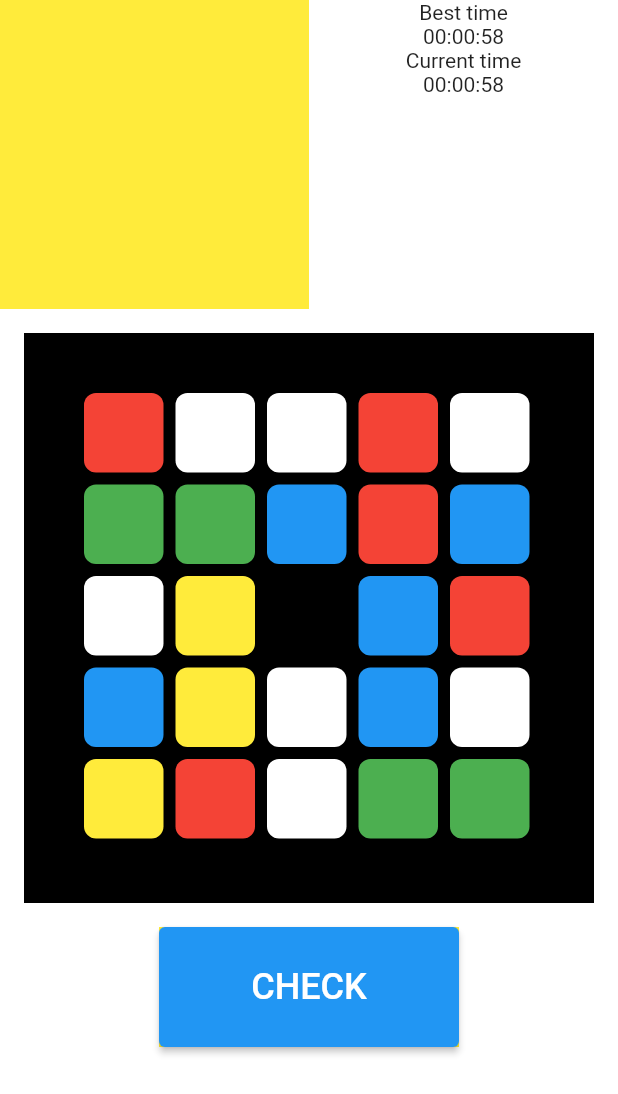
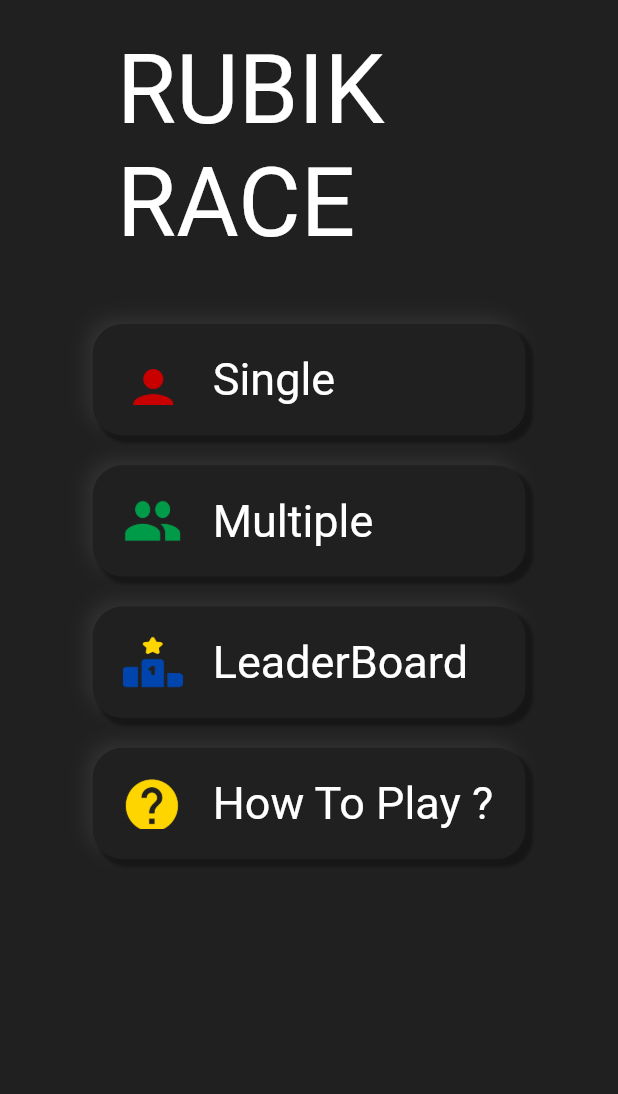
Before and after one commit to lvxduck/rubikRace, a Flutter app: the screen it shows after launch, on a phone screen of 412 x 824 dp. Shown: the top 1094 px of the screen. Run offline on Flutter 3.47's test engine with Material 2 defaults, Android fonts, the light colour scheme and no system bars; Roboto replaces fonts that are missing (Academy Engraved LET).

Commit message:
them screen chon

```diff
--- a/lib/core/constants/palette.dart
+++ b/lib/core/constants/palette.dart
@@ -1,6 +1,10 @@
-
+import 'package:flutter/material.dart';
 import 'dart:ui';
 
+
 class Palette{
-  static const Color primaryColor = Color(0x202020);
+  static const Color primaryColor = Color(0xFF202020);
+  static const Color backgroundColor = Color(0x2B2B2B);
+  static const Color shadowColor = Color(0x696969);
+
 }
--- /dev/null
+++ b/lib/material/button.dart
@@ -0,0 +1,59 @@
+import 'package:flutter/material.dart';
+import 'package:rubik_race/core/constants/palette.dart';
+class Button extends StatelessWidget {
+  const Button({
+    Key key,
+    @required this.size, this.imgUrl, this.textName,
+  }) : super(key: key);
+
+  final Size size;
+  final String imgUrl, textName;
+
+  @override
+  Widget build(BuildContext context) {
+    return Padding(
+      padding: EdgeInsets.only(left: size.width * 0.15),
+      child: Container(
+        width: size.width * 0.7,
+        height: size.height * 0.09,
+        decoration: BoxDecoration(
+            borderRadius: BorderRadius.circular(20),
+            color: Palette.primaryColor,
+            boxShadow: [
+              BoxShadow(
+                blurRadius: 10,
+                color: Color(0x40696969),
+                offset: Offset(-4, -4),
+              ),
+              BoxShadow(
+                blurRadius: 1,
+                spreadRadius: 1,
+                color: Color(0x59000000),
+                offset: Offset(4, 4),
+              )
+            ]
+        ),
+        child: Row(
+          children: [
+            Padding(
+              padding: const EdgeInsets.all(
+                  20),
+              child: Container(
+                width: 40,
+                height: 40,
+                decoration: BoxDecoration(
+                    image: DecorationImage(
+                      image: AssetImage(imgUrl),
+                      fit: BoxFit.cover,
+                    )
+                ),
+              ),
+            ),
+            Text("${textName}",
+              style: TextStyle(fontSize: 30, color: Colors.white),)
+          ],
+        ),
+      ),
+    );
+  }
+}
--- /dev/null
+++ b/lib/material/title_rubik.dart
@@ -0,0 +1,22 @@
+import 'package:flutter/material.dart';
+class TitleRubik extends StatelessWidget {
+  const TitleRubik({
+    Key key,
+  }) : super(key: key);
+
+  @override
+  Widget build(BuildContext context) {
+    return Padding(
+      padding: const EdgeInsets.symmetric(horizontal: 43, vertical: 23),
+      child: RichText(
+        text: TextSpan(
+            children: [
+              TextSpan(
+                  text: "RUBIK \nRACE", style: TextStyle(fontSize: 64, fontFamily: 'Academy Engraved LET')
+              )
+            ]
+        ),
+      ),
+    );
+  }
+}
--- a/lib/routers.dart
+++ b/lib/routers.dart
@@ -1,10 +1,13 @@
 import 'package:flutter/material.dart';
 import 'package:rubik_race/screens/home.dart';
+import 'package:rubik_race/screens/rubik_race_home.dart';
 import 'package:rubik_race/screens/splash.dart';
 
 class RouteGenerator {
   static const String splash = '/';
+  static const String rubikRaceHome = '/rubikRaceHome';
   static const String homePage = '/random';
+
 
   RouteGenerator._();
 
@@ -13,6 +16,10 @@ class RouteGenerator {
       case splash:
         return MaterialPageRoute(
           builder: (_) => const Splash(),
+        );
+      case rubikRaceHome:
+        return MaterialPageRoute(
+          builder: (_) => const RubikRaceHome(),
         );
       case homePage:
         return MaterialPageRoute(
--- /dev/null
+++ b/lib/screens/rubik_race_home.dart
@@ -0,0 +1,31 @@
+import 'package:flutter/material.dart';
+import 'package:flutter/widgets.dart';
+import 'package:rubik_race/core/constants/palette.dart';
+import 'package:rubik_race/material/button.dart';
+import 'package:rubik_race/material/title_rubik.dart';
+class RubikRaceHome extends StatelessWidget {
+  const RubikRaceHome({Key key}) : super(key: key);
+
+  @override
+  Widget build(BuildContext context) {
+    var size = MediaQuery.of(context).size;
+    return SafeArea(
+      child: Scaffold(
+        backgroundColor: Palette.primaryColor,
+        body: Column(
+          children: [
+            TitleRubik(),
+            SizedBox(height: 20,),
+            Button(size: size, imgUrl:"assets/images/person.png", textName: "Single",),
+            SizedBox(height: 20,),
+            Button(size: size, imgUrl:"assets/images/people.png", textName: "Multiple",),
+            SizedBox(height: 20,),
+            Button(size: size, imgUrl:"assets/images/podium 1.png", textName: "LeaderBoard",),
+            SizedBox(height: 20,),
+            Button(size: size, imgUrl:"assets/images/home.png", textName: "How To Play ?",),
+          ],
+        ),
+      ),
+    );
+  }
+}
--- a/lib/screens/splash.dart
+++ b/lib/screens/splash.dart
@@ -16,7 +16,7 @@ class _SplashState extends State<Splash> {
   void initState() {
     Future.delayed(Duration(seconds: 2),(){
       Navigator.of(context)?.pushNamed(
-          RouteGenerator.homePage
+          RouteGenerator.rubikRaceHome
       );
     });
     super.initState();
```
Also changed, not shown: pubspec.yaml (+11 -0 lines), assets/fonts/Cairo/Cairo-Black.ttf (added), assets/fonts/Cairo/Cairo-Bold.ttf (added), assets/fonts/Cairo/Cairo-Regular.ttf (added), assets/fonts/Cairo/Cairo-SemiBold.ttf (added), pubspec.lock.
